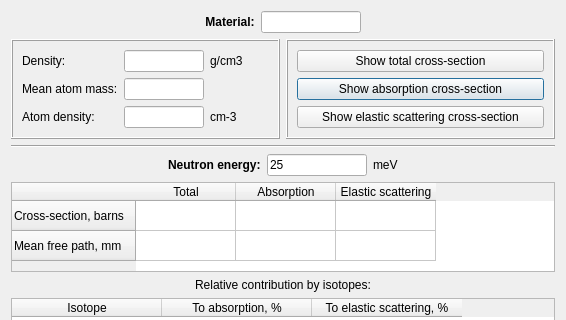
Old version of the form src/gui/aneutroninfodialog.ui in the repository andrmor/ANTS2; both pictures show x 0 to 566 and y 0 to 320 of the 566 by 483 pixel window.
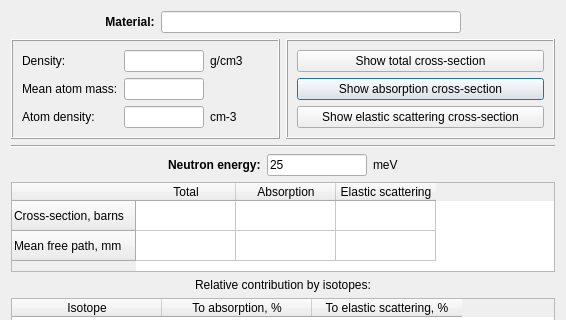
New version of the form.

Patch:
```diff
--- a/src/gui/aneutroninfodialog.ui
+++ b/src/gui/aneutroninfodialog.ui
@@ -47,9 +47,21 @@
      </item>
      <item>
       <widget class="QLineEdit" name="leName">
+       <property name="sizePolicy">
+        <sizepolicy hsizetype="Fixed" vsizetype="Fixed">
+         <horstretch>0</horstretch>
+         <verstretch>0</verstretch>
+        </sizepolicy>
+       </property>
+       <property name="minimumSize">
+        <size>
+         <width>300</width>
+         <height>0</height>
+        </size>
+       </property>
        <property name="maximumSize">
         <size>
-         <width>100</width>
+         <width>300</width>
          <height>16777215</height>
         </size>
        </property>
```
